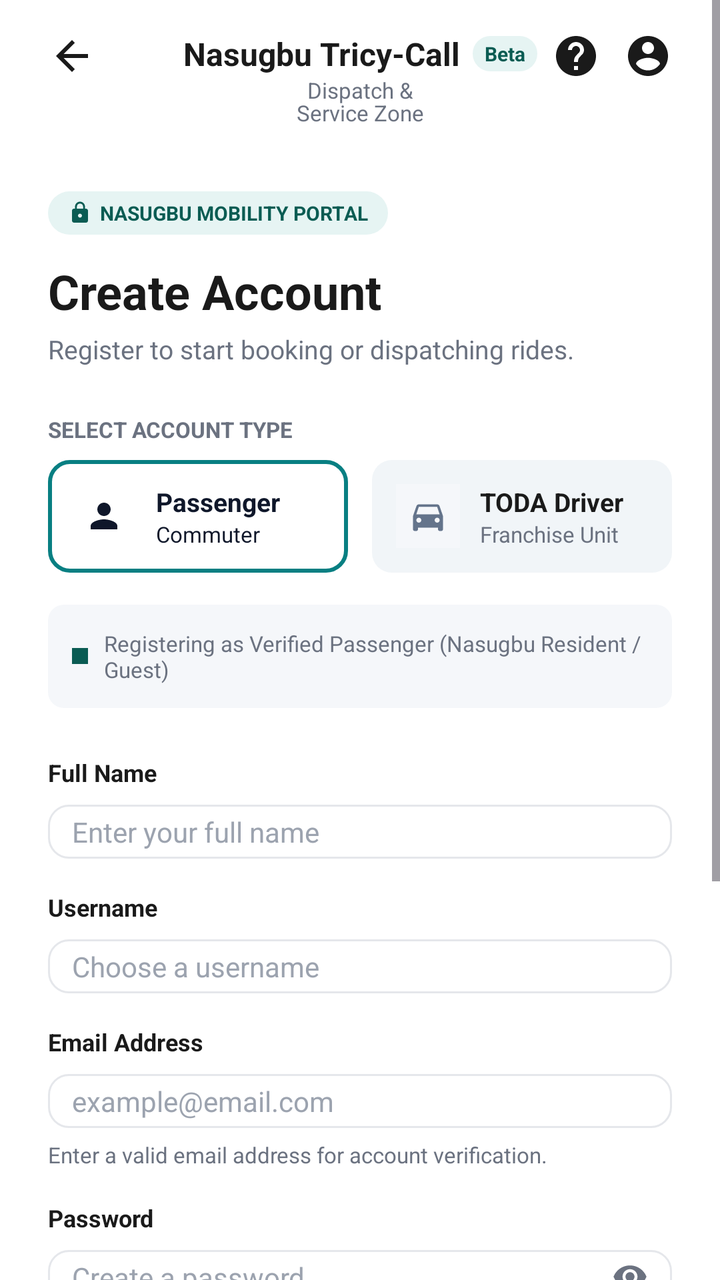
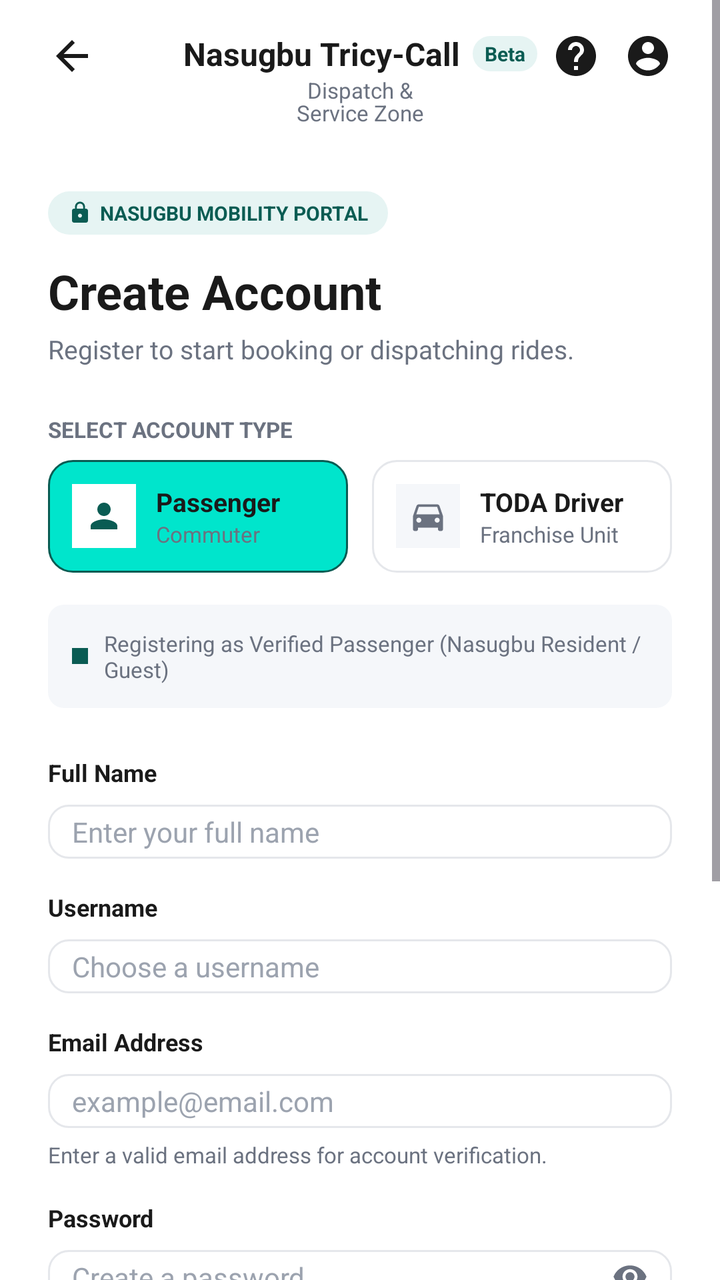

Compare the two renders of this Android layout. The source of the first and the diff that turns it into the second are given below.
<!-- AndroidManifest.xml: application theme Theme.NasugbuTricycleApp -->
<!-- res/layout/activity_create_account.xml -->
<?xml version="1.0" encoding="utf-8"?>
<ScrollView xmlns:android="http://schemas.android.com/apk/res/android"
    xmlns:app="http://schemas.android.com/apk/res-auto"
    xmlns:tools="http://schemas.android.com/tools"
    android:id="@+id/main"
    android:layout_width="match_parent"
    android:layout_height="match_parent"
    android:background="#FFFFFF"
    android:fillViewport="true">

    <LinearLayout
        android:layout_width="match_parent"
        android:layout_height="wrap_content"
        android:orientation="vertical"
        android:paddingStart="24dp"
        android:paddingEnd="24dp"
        android:paddingTop="16dp"
        android:paddingBottom="32dp">

        
        <androidx.constraintlayout.widget.ConstraintLayout
            android:layout_width="match_parent"
            android:layout_height="wrap_content">

            
            <ImageView
                android:id="@+id/btnBack"
                android:layout_width="24dp"
                android:layout_height="24dp"
                android:src="@drawable/ic_back"
                app:layout_constraintStart_toStartOf="parent"
                app:layout_constraintTop_toTopOf="parent" />

            
            <LinearLayout
                android:id="@+id/headerTitleLayout"
                android:layout_width="wrap_content"
                android:layout_height="wrap_content"
                android:gravity="center"
                android:orientation="vertical"
                app:layout_constraintEnd_toEndOf="parent"
                app:layout_constraintStart_toStartOf="parent"
                app:layout_constraintTop_toTopOf="parent">

                <LinearLayout
                    android:layout_width="wrap_content"
                    android:layout_height="wrap_content"
                    android:gravity="center_vertical"
                    android:orientation="horizontal">

                    <TextView
                        android:layout_width="wrap_content"
                        android:layout_height="wrap_content"
                        android:text="Nasugbu Tricy-Call"
                        android:textColor="#1A1A1A"
                        android:textSize="16sp"
                        android:textStyle="bold" />

                    <TextView
                        android:layout_width="wrap_content"
                        android:layout_height="wrap_content"
                        android:layout_marginStart="6dp"
                        android:background="@drawable/bg_badge_teal"
                        android:paddingHorizontal="6dp"
                        android:paddingVertical="2dp"
                        android:text="Beta"
                        android:textColor="#0A5C53"
                        android:textSize="10sp"
                        android:textStyle="bold" />
                </LinearLayout>

                <TextView
                    android:layout_width="wrap_content"
                    android:layout_height="wrap_content"
                    android:gravity="center"
                    android:lineSpacingExtra="-2dp"
                    android:text="Dispatch &amp;\nService Zone"
                    android:textColor="#6B7280"
                    android:textSize="11sp" />
            </LinearLayout>

            
            <LinearLayout
                android:layout_width="wrap_content"
                android:layout_height="wrap_content"
                android:orientation="horizontal"
                app:layout_constraintEnd_toEndOf="parent"
                app:layout_constraintTop_toTopOf="parent">

                <ImageView
                    android:layout_width="24dp"
                    android:layout_height="24dp"
                    android:layout_marginEnd="12dp"
                    android:src="@drawable/ic_help" />

                <ImageView
                    android:layout_width="24dp"
                    android:layout_height="24dp"
                    android:src="@drawable/ic_profile" />
            </LinearLayout>
        </androidx.constraintlayout.widget.ConstraintLayout>

        <Space android:layout_width="match_parent" android:layout_height="32dp" />

        
        <LinearLayout
            android:layout_width="wrap_content"
            android:layout_height="wrap_content"
            android:background="@drawable/bg_badge_teal"
            android:gravity="center_vertical"
            android:orientation="horizontal"
            android:paddingHorizontal="10dp"
            android:paddingVertical="4dp">

            <ImageView
                android:layout_width="12dp"
                android:layout_height="12dp"
                android:src="@drawable/ic_lock" />

            <TextView
                android:layout_width="wrap_content"
                android:layout_height="wrap_content"
                android:layout_marginStart="4dp"
                android:text="NASUGBU MOBILITY PORTAL"
                android:textColor="#0A5C53"
                android:textSize="10sp"
                android:textStyle="bold" />
        </LinearLayout>

        <TextView
            android:layout_width="wrap_content"
            android:layout_height="wrap_content"
            android:layout_marginTop="12dp"
            android:text="Create Account"
            android:textColor="#1A1A1A"
            android:textSize="24sp"
            android:textStyle="bold" />

        <TextView
            android:layout_width="wrap_content"
            android:layout_height="wrap_content"
            android:layout_marginTop="4dp"
            android:text="Register to start booking or dispatching rides."
            android:textColor="#6B7280"
            android:textSize="13sp" />

        <Space android:layout_width="match_parent" android:layout_height="24dp" />

        
        <TextView
            android:layout_width="wrap_content"
            android:layout_height="wrap_content"
            android:text="SELECT ACCOUNT TYPE"
            android:textColor="#6B7280"
            android:textSize="11sp"
            android:textStyle="bold" />

        <LinearLayout
            android:layout_width="match_parent"
            android:layout_height="wrap_content"
            android:layout_marginTop="8dp"
            android:orientation="horizontal">

            
            <LinearLayout
                android:layout_width="0dp"
                android:layout_height="wrap_content"
                android:layout_marginEnd="6dp"
                android:layout_weight="1"
                android:background="@drawable/bg_role_selected"
                android:gravity="center_vertical"
                android:orientation="horizontal"
                android:padding="12dp">

                <ImageView
                    android:layout_width="32dp"
                    android:layout_height="32dp"
                    android:background="#FFFFFF"
                    android:padding="6dp"
                    android:src="@drawable/ic_commuter_icon"
                    app:tint="#0F172A" />

                <LinearLayout
                    android:layout_width="wrap_content"
                    android:layout_height="wrap_content"
                    android:layout_marginStart="10dp"
                    android:orientation="vertical">

                    <TextView
                        android:layout_width="wrap_content"
                        android:layout_height="wrap_content"
                        android:text="Passenger"
                        android:textColor="#0F172A"
                        android:textSize="13sp"
                        android:textStyle="bold" />

                    <TextView
                        android:layout_width="wrap_content"
                        android:layout_height="wrap_content"
                        android:text="Commuter"
                        android:textColor="#0F172A"
                        android:textSize="11sp" />
                </LinearLayout>
            </LinearLayout>

            
            <LinearLayout
                android:layout_width="0dp"
                android:layout_height="wrap_content"
                android:layout_marginStart="6dp"
                android:layout_weight="1"
                android:background="@drawable/bg_role_unselected"
                android:gravity="center_vertical"
                android:orientation="horizontal"
                android:padding="12dp">

                <ImageView
                    android:layout_width="32dp"
                    android:layout_height="32dp"
                    android:background="#F5F7FA"
                    android:padding="6dp"
                    android:src="@drawable/ic_tricycle"
                    app:tint="#64748B" />

                <LinearLayout
                    android:layout_width="wrap_content"
                    android:layout_height="wrap_content"
                    android:layout_marginStart="10dp"
                    android:orientation="vertical">

                    <TextView
                        android:layout_width="wrap_content"
                        android:layout_height="wrap_content"
                        android:text="TODA Driver"
                        android:textColor="#1A1A1A"
                        android:textSize="13sp"
                        android:textStyle="bold" />

                    <TextView
                        android:layout_width="wrap_content"
                        android:layout_height="wrap_content"
                        android:text="Franchise Unit"
                        android:textColor="#6B7280"
                        android:textSize="11sp" />
                </LinearLayout>
            </LinearLayout>
        </LinearLayout>

        <Space android:layout_width="match_parent" android:layout_height="16dp" />

        
        <LinearLayout
            android:layout_width="match_parent"
            android:layout_height="wrap_content"
            android:background="@drawable/bg_info_box"
            android:gravity="center_vertical"
            android:orientation="horizontal"
            android:padding="12dp">

            <View
                android:layout_width="8dp"
                android:layout_height="8dp"
                android:background="#0A5C53" />

            <TextView
                android:layout_width="wrap_content"
                android:layout_height="wrap_content"
                android:layout_marginStart="8dp"
                android:text="Registering as Verified Passenger (Nasugbu Resident / Guest)"
                android:textColor="#6B7280"
                android:textSize="11sp" />
        </LinearLayout>

        <Space android:layout_width="match_parent" android:layout_height="24dp" />

        
        <TextView
            android:layout_width="wrap_content"
            android:layout_height="wrap_content"
            android:text="Full Name"
            android:textColor="#1A1A1A"
            android:textSize="12sp"
            android:textStyle="bold" />

        <LinearLayout
            android:layout_width="match_parent"
            android:layout_height="wrap_content"
            android:layout_marginTop="8dp"
            android:background="@drawable/bg_input_field"
            android:gravity="center_vertical"
            android:orientation="horizontal"
            android:paddingHorizontal="12dp"
            android:paddingVertical="4dp">

            <EditText
                android:id="@+id/etFullName"
                android:layout_width="0dp"
                android:layout_height="wrap_content"
                android:layout_weight="1"
                android:background="@null"
                android:hint="Enter your full name"
                android:inputType="textPersonName"
                android:textColor="#1A1A1A"
                android:textColorHint="#9CA3AF"
                android:textSize="14sp" />
        </LinearLayout>

        <Space android:layout_width="match_parent" android:layout_height="16dp" />

        
        <TextView
            android:layout_width="wrap_content"
            android:layout_height="wrap_content"
            android:text="Username"
            android:textColor="#1A1A1A"
            android:textSize="12sp"
            android:textStyle="bold" />

        <LinearLayout
            android:layout_width="match_parent"
            android:layout_height="wrap_content"
            android:layout_marginTop="8dp"
            android:background="@drawable/bg_input_field"
            android:gravity="center_vertical"
            android:orientation="horizontal"
            android:paddingHorizontal="12dp"
            android:paddingVertical="4dp">

            <EditText
                android:id="@+id/etUsername"
                android:layout_width="0dp"
                android:layout_height="wrap_content"
                android:layout_weight="1"
                android:background="@null"
                android:hint="Choose a username"
                android:inputType="text"
                android:textColor="#1A1A1A"
                android:textColorHint="#9CA3AF"
                android:textSize="14sp" />
        </LinearLayout>

        <Space android:layout_width="match_parent" android:layout_height="16dp" />

        
        <TextView
            android:layout_width="wrap_content"
            android:layout_height="wrap_content"
            android:text="Email Address"
            android:textColor="#1A1A1A"
            android:textSize="12sp"
            android:textStyle="bold" />

        <LinearLayout
            android:layout_width="match_parent"
            android:layout_height="wrap_content"
            android:layout_marginTop="8dp"
            android:background="@drawable/bg_input_field"
            android:gravity="center_vertical"
            android:orientation="horizontal"
            android:paddingHorizontal="12dp"
            android:paddingVertical="4dp">

            <EditText
                android:id="@+id/etEmail"
                android:layout_width="0dp"
                android:layout_height="wrap_content"
                android:layout_weight="1"
                android:background="@null"
                android:hint="example@email.com"
                android:inputType="textEmailAddress"
                android:textColor="#1A1A1A"
                android:textColorHint="#9CA3AF"
                android:textSize="14sp" />
        </LinearLayout>

        <TextView
            android:layout_width="wrap_content"
            android:layout_height="wrap_content"
            android:layout_marginTop="6dp"
            android:lineSpacingExtra="2dp"
            android:text="Enter a valid email address for account verification."
            android:textColor="#6B7280"
            android:textSize="11sp" />

        <Space android:layout_width="match_parent" android:layout_height="16dp" />

        
        <TextView
            android:layout_width="wrap_content"
            android:layout_height="wrap_content"
            android:text="Password"
            android:textColor="#1A1A1A"
            android:textSize="12sp"
            android:textStyle="bold" />

        <LinearLayout
            android:layout_width="match_parent"
            android:layout_height="wrap_content"
            android:layout_marginTop="8dp"
            android:background="@drawable/bg_input_field"
            android:gravity="center_vertical"
            android:orientation="horizontal"
            android:paddingHorizontal="12dp"
            android:paddingVertical="4dp">

            <EditText
                android:id="@+id/etPassword"
                android:layout_width="0dp"
                android:layout_height="wrap_content"
                android:layout_weight="1"
                android:background="@null"
                android:hint="Create a password"
                android:inputType="textPassword"
                android:textColor="#1A1A1A"
                android:textColorHint="#9CA3AF"
                android:textSize="14sp" />

            <ImageView
                android:id="@+id/ivShowPassword"
                android:layout_width="18dp"
                android:layout_height="18dp"
                android:src="@drawable/ic_eye" />
        </LinearLayout>

        <Space android:layout_width="match_parent" android:layout_height="16dp" />

        
        <TextView
            android:layout_width="wrap_content"
            android:layout_height="wrap_content"
            android:text="Confirm Password"
            android:textColor="#1A1A1A"
            android:textSize="12sp"
            android:textStyle="bold" />

        <LinearLayout
            android:layout_width="match_parent"
            android:layout_height="wrap_content"
            android:layout_marginTop="8dp"
            android:background="@drawable/bg_input_field"
            android:gravity="center_vertical"
            android:orientation="horizontal"
            android:paddingHorizontal="12dp"
            android:paddingVertical="4dp">

            <EditText
                android:id="@+id/etConfirmPassword"
                android:layout_width="0dp"
                android:layout_height="wrap_content"
                android:layout_weight="1"
                android:background="@null"
                android:hint="Re-enter your password"
                android:inputType="textPassword"
                android:textColor="#1A1A1A"
                android:textColorHint="#9CA3AF"
                android:textSize="14sp" />

            <ImageView
                android:layout_width="18dp"
                android:layout_height="18dp"
                android:src="@drawable/ic_eye" />
        </LinearLayout>

        <Space android:layout_width="match_parent" android:layout_height="16dp" />

        
        <CheckBox
            android:id="@+id/cbTerms"
            android:layout_width="match_parent"
            android:layout_height="wrap_content"
            android:buttonTint="#0A5C53"
            android:text="I agree to the Terms and Conditions"
            android:textColor="#1A1A1A"
            android:textSize="12sp" />

        <Space android:layout_width="match_parent" android:layout_height="24dp" />

        
        <androidx.appcompat.widget.AppCompatButton
            android:id="@+id/btnCreateAccount"
            android:layout_width="match_parent"
            android:layout_height="50dp"
            android:background="@drawable/primary_button"
            android:drawableEnd="@drawable/ic_arrow_forward"
            android:drawableTint="#0F172A"
            android:paddingHorizontal="16dp"
            android:text="CREATE ACCOUNT"
            android:textColor="#0F172A"
            android:textSize="14sp"
            android:textStyle="bold" />

        <Space android:layout_width="match_parent" android:layout_height="24dp" />

        
        <LinearLayout
            android:layout_width="match_parent"
            android:layout_height="wrap_content"
            android:gravity="center"
            android:orientation="horizontal">

            <TextView
                android:layout_width="wrap_content"
                android:layout_height="wrap_content"
                android:text="Already have an account? "
                android:textColor="#6B7280"
                android:textSize="12sp" />

            <TextView
                android:id="@+id/tvLogin"
                android:layout_width="wrap_content"
                android:layout_height="wrap_content"
                android:text="Log In"
                android:textColor="#0A5C53"
                android:textSize="12sp"
                android:textStyle="bold" />
        </LinearLayout>

    </LinearLayout>
</ScrollView>
<!-- resources referenced by this layout -->
<resources>
  <!-- drawable bg_badge_teal (drawable) -->
  <?xml version="1.0" encoding="utf-8"?>
  <shape xmlns:android="http://schemas.android.com/apk/res/android">
      <solid android:color="#E6F4F3" />
      <corners android:radius="16dp" />
  </shape>
  <!-- drawable bg_info_box (drawable) -->
  <?xml version="1.0" encoding="utf-8"?>
  <shape xmlns:android="http://schemas.android.com/apk/res/android">
      <solid android:color="#F5F7FA" />
      <corners android:radius="8dp" />
  </shape>
  <!-- drawable bg_input_field (drawable) -->
  <?xml version="1.0" encoding="utf-8"?>
  <shape xmlns:android="http://schemas.android.com/apk/res/android">
      <solid android:color="#FFFFFF" />
      <stroke android:width="1dp" android:color="#E5E7EB" />
      <corners android:radius="10dp" />
  </shape>
  <!-- drawable bg_role_selected (drawable) -->
  <?xml version="1.0" encoding="utf-8"?>
  <shape xmlns:android="http://schemas.android.com/apk/res/android"
      android:shape="rectangle">
      <solid android:color="#FFFFFF" />
      <corners android:radius="10dp" />
      <stroke android:width="2dp" android:color="#087F82" />
  </shape>
  <!-- drawable bg_role_unselected (drawable) -->
  <?xml version="1.0" encoding="utf-8"?>
  <shape xmlns:android="http://schemas.android.com/apk/res/android"
      android:shape="rectangle">
      <solid android:color="#F1F5F8" />
      <corners android:radius="10dp" />
  </shape>
  <!-- drawable ic_arrow_forward (drawable) -->
  <vector xmlns:android="http://schemas.android.com/apk/res/android"
      android:width="18dp" android:height="18dp"
      android:viewportWidth="24" android:viewportHeight="24">
      <path android:fillColor="#0F172A" android:pathData="M12,4l-1.41,1.41L16.17,11H4v2h12.17l-5.58,5.59L12,20l8,-8z"/>
  </vector>
  <!-- drawable ic_back (drawable) -->
  <vector xmlns:android="http://schemas.android.com/apk/res/android"
      android:width="24dp" android:height="24dp"
      android:viewportWidth="24" android:viewportHeight="24">
      <path android:fillColor="#1A1A1A" android:pathData="M20,11H7.83l5.59,-5.59L12,4l-8,8 8,8 1.41,-1.41L7.83,13H20v-2z"/>
  </vector>
  <!-- drawable ic_commuter_icon (drawable) -->
  <?xml version="1.0" encoding="utf-8"?>
  <vector xmlns:android="http://schemas.android.com/apk/res/android"
      android:width="24dp"
      android:height="24dp"
      android:viewportWidth="24"
      android:viewportHeight="24">
      <path
          android:fillColor="#0A5C53"
          android:pathData="M12,12c2.21,0 4,-1.79 4,-4s-1.79,-4 -4,-4 -4,1.79 -4,4 1.79,4 4,4zM12,14c-2.67,0 -8,1.34 -8,4v2h16v-2c0,-2.66 -5.33,-4 -8,-4z" />
  </vector>
  <!-- drawable ic_eye (drawable) -->
  <vector xmlns:android="http://schemas.android.com/apk/res/android"
      android:width="18dp" android:height="18dp"
      android:viewportWidth="24" android:viewportHeight="24">
      <path android:fillColor="#6B7280" android:pathData="M12,4.5C7,4.5 2.73,7.61 1,12c1.73,4.39 6,7.5 11,7.5s9.27,-3.11 11,-7.5c-1.73,-4.39 -6,-7.5 -11,-7.5zM12,17c-2.76,0 -5,-2.24 -5,-5s2.24,-5 5,-5 5,2.24 5,5 -2.24,5 -5,5zM12,9c-1.66,0 -3,1.34 -3,3s1.34,3 3,3 3,-1.34 3,-3 -1.34,-3 -3,-3z"/>
  </vector>
  <!-- drawable primary_button (drawable) -->
  <?xml version="1.0" encoding="utf-8"?>
  <ripple xmlns:android="http://schemas.android.com/apk/res/android"
      android:color="#1AFFFFFF">
      <item>
          <shape android:shape="rectangle">
              <solid android:color= "#00E5CC" />
              <corners android:radius="12dp" />
          </shape>
      </item>
  </ripple>
  <color name="purple_500">#FF6200EE</color>
  <color name="purple_700">#FF3700B3</color>
  <color name="white">#FFFFFFFF</color>
  <color name="teal_200">#FF03DAC5</color>
  <color name="teal_700">#FF018786</color>
  <color name="black">#FF000000</color>
  <!-- unchanged entries left out for length: 5 -->
</resources>

<!-- the commit's change to res/layout/activity_create_account.xml (unified diff, before → after) -->
@@ -163,22 +163,25 @@
 
             
             <LinearLayout
+                android:id="@+id/cardPassenger"
                 android:layout_width="0dp"
                 android:layout_height="wrap_content"
                 android:layout_marginEnd="6dp"
                 android:layout_weight="1"
-                android:background="@drawable/bg_role_selected"
+                android:background="@drawable/bg_card_active"
+                android:clickable="true"
+                android:focusable="true"
                 android:gravity="center_vertical"
                 android:orientation="horizontal"
                 android:padding="12dp">
 
                 <ImageView
+                    android:id="@+id/ivPassengerIcon"
                     android:layout_width="32dp"
                     android:layout_height="32dp"
                     android:background="#FFFFFF"
                     android:padding="6dp"
-                    android:src="@drawable/ic_commuter_icon"
-                    app:tint="#0F172A" />
+                    android:src="@drawable/ic_commuter_icon" />
 
                 <LinearLayout
                     android:layout_width="wrap_content"
@@ -190,7 +193,7 @@
                         android:layout_width="wrap_content"
                         android:layout_height="wrap_content"
                         android:text="Passenger"
-                        android:textColor="#0F172A"
+                        android:textColor="#1A1A1A"
                         android:textSize="13sp"
                         android:textStyle="bold" />
 
@@ -198,29 +201,32 @@
                         android:layout_width="wrap_content"
                         android:layout_height="wrap_content"
                         android:text="Commuter"
-                        android:textColor="#0F172A"
+                        android:textColor="#6B7280"
                         android:textSize="11sp" />
                 </LinearLayout>
             </LinearLayout>
 
             
             <LinearLayout
+                android:id="@+id/cardToda"
                 android:layout_width="0dp"
                 android:layout_height="wrap_content"
                 android:layout_marginStart="6dp"
                 android:layout_weight="1"
-                android:background="@drawable/bg_role_unselected"
+                android:background="@drawable/bg_card_inactive"
+                android:clickable="true"
+                android:focusable="true"
                 android:gravity="center_vertical"
                 android:orientation="horizontal"
                 android:padding="12dp">
 
                 <ImageView
+                    android:id="@+id/ivTodaIcon"
                     android:layout_width="32dp"
                     android:layout_height="32dp"
                     android:background="#F5F7FA"
                     android:padding="6dp"
-                    android:src="@drawable/ic_tricycle"
-                    app:tint="#64748B" />
+                    android:src="@drawable/ic_tricycle" />
 
                 <LinearLayout
                     android:layout_width="wrap_content"
@@ -263,6 +269,7 @@
                 android:background="#0A5C53" />
 
             <TextView
+                android:id="@+id/tvVerificationInfo"
                 android:layout_width="wrap_content"
                 android:layout_height="wrap_content"
                 android:layout_marginStart="8dp"
<!-- resource entries referenced after the edit -->
@@ -5,6 +5,20 @@
   <shape xmlns:android="http://schemas.android.com/apk/res/android">
       <solid android:color="#E6F4F3" />
       <corners android:radius="16dp" />
+  </shape>
+  <!-- drawable bg_card_active (drawable) -->
+  <?xml version="1.0" encoding="utf-8"?>
+  <shape xmlns:android="http://schemas.android.com/apk/res/android">
+      <solid android:color="#00E5CC" />
+      <stroke android:width="1dp" android:color="#0A5C53" />
+      <corners android:radius="12dp" />
+  </shape>
+  <!-- drawable bg_card_inactive (drawable) -->
+  <?xml version="1.0" encoding="utf-8"?>
+  <shape xmlns:android="http://schemas.android.com/apk/res/android">
+      <solid android:color="#FFFFFF" />
+      <stroke android:width="1dp" android:color="#E5E7EB" />
+      <corners android:radius="12dp" />
   </shape>
   <!-- drawable bg_info_box (drawable) -->
   <?xml version="1.0" encoding="utf-8"?>
@@ -17,21 +31,6 @@
   <shape xmlns:android="http://schemas.android.com/apk/res/android">
       <solid android:color="#FFFFFF" />
       <stroke android:width="1dp" android:color="#E5E7EB" />
-      <corners android:radius="10dp" />
-  </shape>
-  <!-- drawable bg_role_selected (drawable) -->
-  <?xml version="1.0" encoding="utf-8"?>
-  <shape xmlns:android="http://schemas.android.com/apk/res/android"
-      android:shape="rectangle">
-      <solid android:color="#FFFFFF" />
-      <corners android:radius="10dp" />
-      <stroke android:width="2dp" android:color="#087F82" />
-  </shape>
-  <!-- drawable bg_role_unselected (drawable) -->
-  <?xml version="1.0" encoding="utf-8"?>
-  <shape xmlns:android="http://schemas.android.com/apk/res/android"
-      android:shape="rectangle">
-      <solid android:color="#F1F5F8" />
       <corners android:radius="10dp" />
   </shape>
   <!-- drawable ic_arrow_forward (drawable) -->
